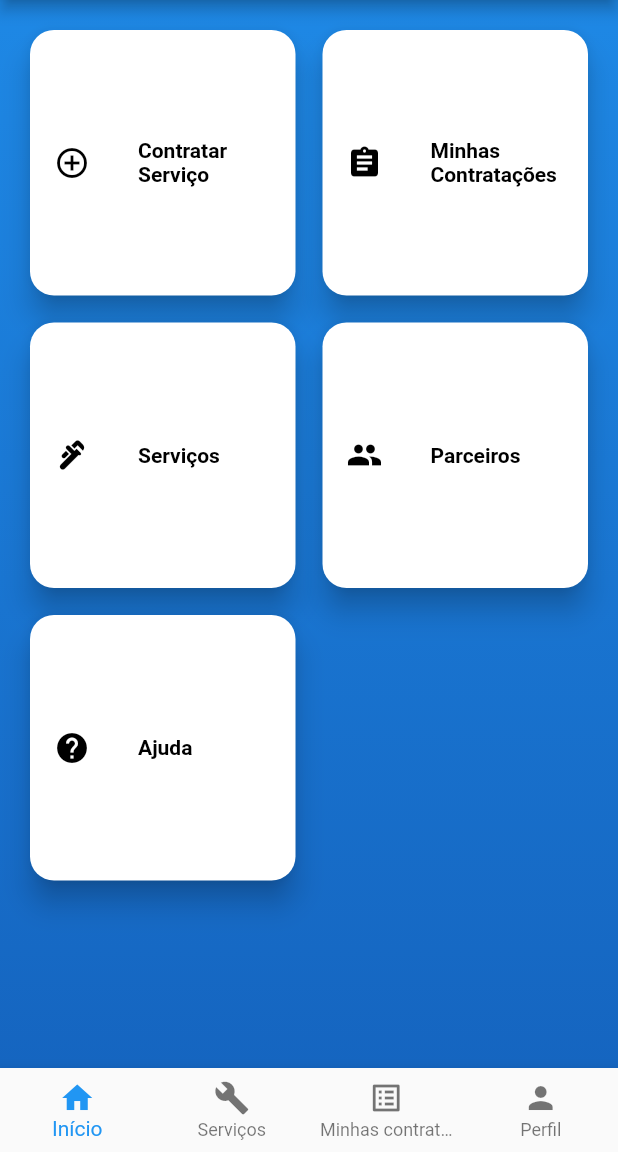
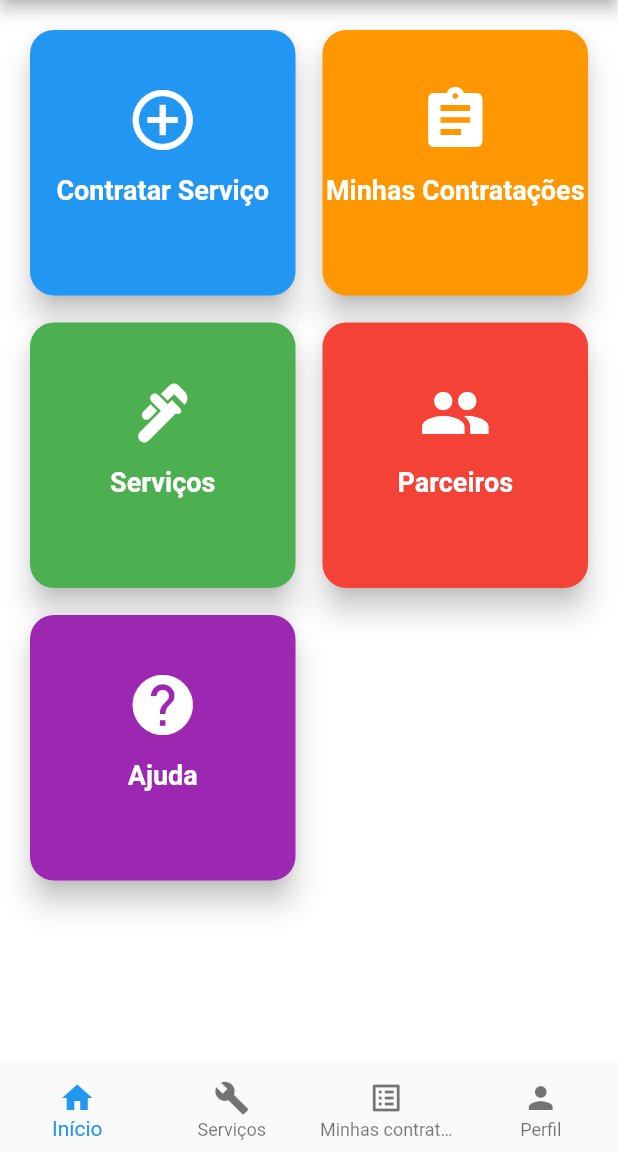
Before and after one commit to barkleyaires/PRONTO_SERVICE, a Flutter app: the screen it shows after launch, after a tap on "Entrar", on a phone screen of 412 x 824 dp, the part 84-1236 px from its top. Run offline on Flutter 3.47's test engine with Material 2 defaults, Android fonts, the phone set to English and light mode, and no system bars; our stand-ins replace flutter_multi_formatter; missing offline and left inert: validatorless.

Commit message:
alteração de layot

```diff
--- a/lib/pages/ajuda.dart
+++ b/lib/pages/ajuda.dart
@@ -77,7 +77,7 @@ class Ajuda extends StatelessWidget {
               SizedBox(height: 16),
               ElevatedButton(
                 onPressed: () {
-                   Navigator.of(context).pop();
+                  Navigator.of(context).pop();
                   _showSnackbar(
                       context, 'Sua mensagem foi enviada com sucesso!');
                 },
--- a/lib/pages/criarConta.dart
+++ b/lib/pages/criarConta.dart
@@ -127,8 +127,7 @@ class CriarConta extends StatelessWidget {
                     var formValid = _formKey.currentState?.validate() ?? false;
                     if (formValid) {
                       Navigator.of(context).pushNamed(AppRoutes.LOGIN);
-                        _showSnackbar(
-                      context, 'Cadastro realizado com sucesso!');
+                      _showSnackbar(context, 'Cadastro realizado com sucesso!');
                     }
                   },
                   child: Text('Cadastrar'),
--- a/lib/pages/home_page.dart
+++ b/lib/pages/home_page.dart
@@ -69,7 +69,7 @@ class HomePage extends StatelessWidget {
             gradient: LinearGradient(
               begin: Alignment.topCenter,
               end: Alignment.bottomCenter,
-              colors: [Colors.blue.shade600, Colors.blue.shade800],
+              colors: [Colors.white, Colors.white],
             ),
           ),
           child: GridView.count(
--- a/lib/pages/login.dart
+++ b/lib/pages/login.dart
@@ -93,6 +93,14 @@ class _LoginPageState extends State<LoginPage> {
   Widget build(BuildContext context) {
     return Scaffold(
       body: SafeArea(
+        child: Container(
+          decoration: BoxDecoration(
+            gradient: LinearGradient(
+              begin: Alignment.topCenter,
+              end: Alignment.bottomCenter,
+              colors: [Colors.blue.shade600, Colors.blue.shade800],
+            ),
+          ),
           child: Padding(
             padding: const EdgeInsets.all(20.0),
             child: Form(
@@ -102,14 +110,21 @@ class _LoginPageState extends State<LoginPage> {
                 children: [
                   const SizedBox(height: 80.0),
                   Text(
-                  'Bem vindo ao PRONTO SERVICE',
-                  style: TextStyle(fontSize: 20, fontWeight: FontWeight.bold),
+                    'Bem-vindo ao PRONTO SERVICE',
+                    style: TextStyle(
+                      fontSize: 24,
+                      fontWeight: FontWeight.bold,
+                      color: Colors.white,
+                    ),
                     textAlign: TextAlign.center,
                   ),
                   const SizedBox(height: 10.0),
                   Text(
                     'Insira seus dados para entrar',
-                  style: TextStyle(fontSize: 14),
+                    style: TextStyle(
+                      fontSize: 16,
+                      color: Colors.white,
+                    ),
                     textAlign: TextAlign.center,
                   ),
                   const SizedBox(height: 40.0),
@@ -117,19 +132,21 @@ class _LoginPageState extends State<LoginPage> {
                     controller: _emailController,
                     keyboardType: TextInputType.emailAddress,
                     decoration: InputDecoration(
-                    prefixIcon: Icon(Icons.email),
+                      prefixIcon: Icon(Icons.email, color: Colors.white),
                       labelText: 'Email',
                       hintText: 'exemplo@dominio.com',
+                      hintStyle: TextStyle(color: Colors.white54),
                       filled: true,
-                    fillColor: Colors.white,
+                      fillColor: Colors.white.withOpacity(0.2),
                       border: OutlineInputBorder(
                         borderRadius: BorderRadius.circular(10.0),
                         borderSide: BorderSide.none,
                       ),
                     ),
+                    style: TextStyle(color: Colors.white),
                     validator: Validatorless.multiple([
                       Validatorless.required('Insira o e-mail'),
-                    Validatorless.email('Informe um e-mail válido')
+                      Validatorless.email('Informe um e-mail válido'),
                     ]),
                   ),
                   const SizedBox(height: 20.0),
@@ -138,11 +155,12 @@ class _LoginPageState extends State<LoginPage> {
                     keyboardType: TextInputType.visiblePassword,
                     obscureText: !_versenha,
                     decoration: InputDecoration(
-                    prefixIcon: Icon(Icons.lock),
+                      prefixIcon: Icon(Icons.lock, color: Colors.white),
                       labelText: 'Senha',
                       hintText: 'Digite sua senha',
+                      hintStyle: TextStyle(color: Colors.white54),
                       filled: true,
-                    fillColor: Colors.white,
+                      fillColor: Colors.white.withOpacity(0.2),
                       border: OutlineInputBorder(
                         borderRadius: BorderRadius.circular(10.0),
                         borderSide: BorderSide.none,
@@ -153,11 +171,15 @@ class _LoginPageState extends State<LoginPage> {
                             _versenha = !_versenha;
                           });
                         },
-                      icon: Icon(_versenha
+                        icon: Icon(
+                          _versenha
                               ? Icons.visibility_off_outlined
-                          : Icons.visibility),
+                              : Icons.visibility,
+                          color: Colors.white,
                         ),
                       ),
+                    ),
+                    style: TextStyle(color: Colors.white),
                     validator: Validatorless.required('Insira a senha'),
                   ),
                   const SizedBox(height: 20.0),
@@ -168,29 +190,65 @@ class _LoginPageState extends State<LoginPage> {
                         onPressed: () {
                           _mostrarPopupEsqueceuSenha(context);
                         },
-                      child: Text('Esqueceu a senha?'),
+                        child: Text(
+                          'Esqueceu a senha?',
+                          style: TextStyle(
+                            color: Colors.white,
+                            fontSize: 14,
+                          ),
+                        ),
                       ),
                     ],
                   ),
                   const SizedBox(height: 15.0),
                   ElevatedButton(
                     onPressed: () {
-                    var formValid = _formKey.currentState?.validate() ?? false;
+                      var formValid =
+                          _formKey.currentState?.validate() ?? false;
                       if (formValid) {
                         Navigator.of(context).pushNamed(AppRoutes.HOME_PAGE);
                       }
                     },
-                  child: Text('Entrar'),
+                    child: Text(
+                      'Entrar',
+                      style: TextStyle(
+                        fontSize: 16,
+                        fontWeight: FontWeight.bold,
+                        color: Colors.black,
+                      ),
+                    ),
+                    style: ElevatedButton.styleFrom(
+                      primary: Colors.white,
+                      elevation: 0,
+                      shape: RoundedRectangleBorder(
+                        borderRadius: BorderRadius.circular(10.0),
+                      ),
+                    ),
                   ),
                   const SizedBox(height: 15.0),
                   ElevatedButton(
-                  style: ElevatedButton.styleFrom(primary: Color.fromARGB(255, 37, 122, 40)),
+                    style: ElevatedButton.styleFrom(
+                      primary: Colors.transparent,
+                      elevation: 0,
+                      shape: RoundedRectangleBorder(
+                        borderRadius: BorderRadius.circular(10.0),
+                        side: BorderSide(color: Colors.white),
+                      ),
+                    ),
                     onPressed: () {
                       Navigator.of(context).pushNamed(AppRoutes.CRIARCONTA);
                     },
-                  child: Text('Criar Conta'),
+                    child: Text(
+                      'Criar Conta',
+                      style: TextStyle(
+                        fontSize: 16,
+                        fontWeight: FontWeight.bold,
+                        color: Colors.white,
+                      ),
+                    ),
                   ),
                 ],
+              ),
             ),
           ),
         ),
--- a/lib/pages/menu_card.dart
+++ b/lib/pages/menu_card.dart
@@ -63,22 +63,33 @@ class MenuCard extends StatelessWidget {
       child: Card(
         color: backgroundColor,
         shape: RoundedRectangleBorder(borderRadius: BorderRadius.circular(16)),
-        elevation: 8, // adiciona a sombra
-        child: Center(
-          child: ListTile(
-            leading: Icon(
+        elevation: 8,
+        child: Column(
+          mainAxisAlignment: MainAxisAlignment.center,
+          children: [
+            Icon(
               icon,
               color: textColor,
+              size: 48,
             ),
-            title: Text(
+            SizedBox(height: 12),
+            Text(
               title,
               style: TextStyle(
                 color: textColor,
                 fontWeight: FontWeight.bold,
+                fontSize: 18,
+              ),
+            ),
+            SizedBox(height: 8),
+            Text(
+              subtitle,
+              style: TextStyle(
+                color: textColor,
                 fontSize: 14,
               ),
             ),
-          ),
+          ],
         ),
       ),
     );
@@ -87,9 +98,38 @@ class MenuCard extends StatelessWidget {
 
 final List<MenuCard> menuItems = [
   MenuCard(
-      title: 'Contratar Serviço', subtitle: '', icon: Icons.add_circle_outline),
-  MenuCard(title: 'Minhas Contratações', subtitle: '', icon: Icons.assignment),
-  MenuCard(title: 'Serviços', subtitle: '', icon: Icons.plumbing),
-  MenuCard(title: 'Parceiros', subtitle: '', icon: Icons.people),
-  MenuCard(title: 'Ajuda', subtitle: '', icon: Icons.help),
+    title: 'Contratar Serviço',
+    subtitle: '',
+    icon: Icons.add_circle_outline,
+    backgroundColor: Colors.blue,
+    textColor: Colors.white,
+  ),
+  MenuCard(
+    title: 'Minhas Contratações',
+    subtitle: '',
+    icon: Icons.assignment,
+    backgroundColor: Colors.orange,
+    textColor: Colors.white,
+  ),
+  MenuCard(
+    title: 'Serviços',
+    subtitle: '',
+    icon: Icons.plumbing,
+    backgroundColor: Colors.green,
+    textColor: Colors.white,
+  ),
+  MenuCard(
+    title: 'Parceiros',
+    subtitle: '',
+    icon: Icons.people,
+    backgroundColor: Colors.red,
+    textColor: Colors.white,
+  ),
+  MenuCard(
+    title: 'Ajuda',
+    subtitle: '',
+    icon: Icons.help,
+    backgroundColor: Colors.purple,
+    textColor: Colors.white,
+  ),
 ];
```
Lines whose indentation alone changed are shown as unchanged.
